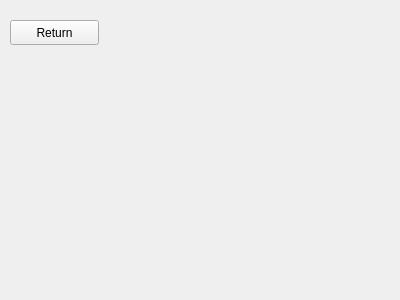
Old version of the form counting.ui in the repository BrandonWortmann/Blackjack2.0.
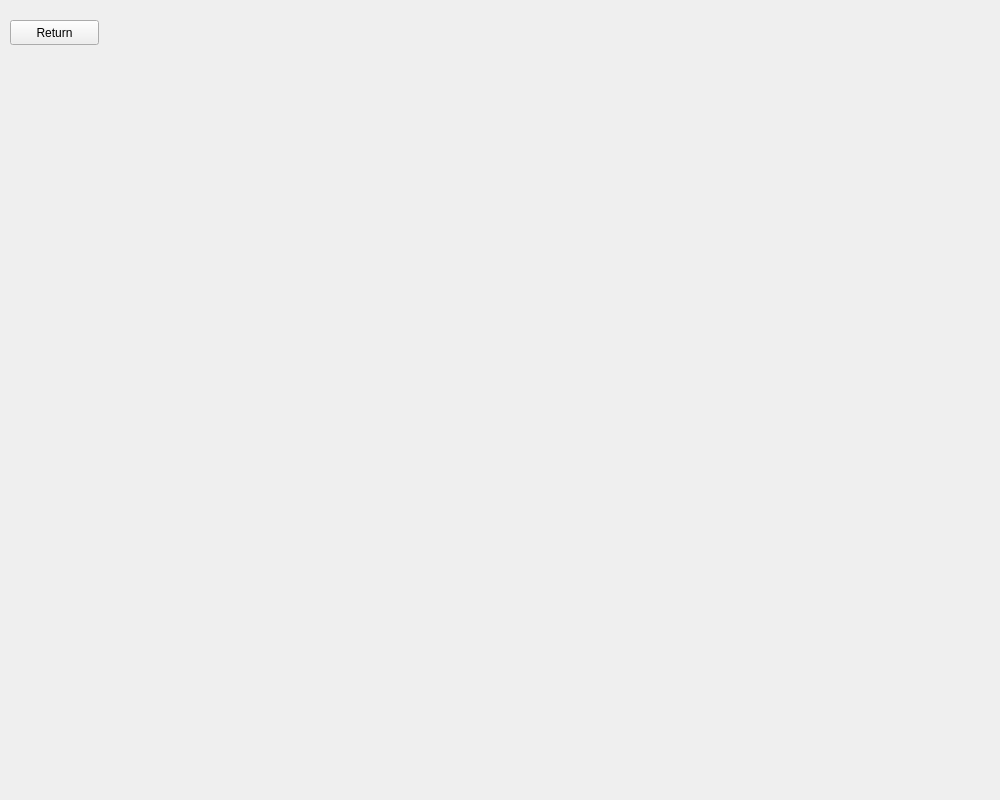
New version of the form.

The edit to the form file:
```diff
--- a/counting.ui
+++ b/counting.ui
@@ -6,8 +6,8 @@
    <rect>
     <x>0</x>
     <y>0</y>
-    <width>400</width>
-    <height>300</height>
+    <width>1000</width>
+    <height>800</height>
    </rect>
   </property>
   <property name="windowTitle">
```
